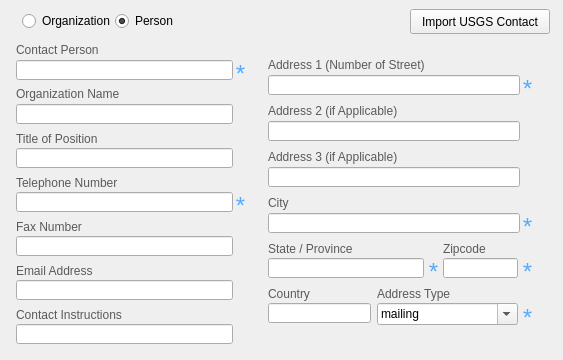
DOI-USGS/fort-pymdwizard, file pymdwizard/gui/ui_files/ContactInfo.ui: the form before one commit.
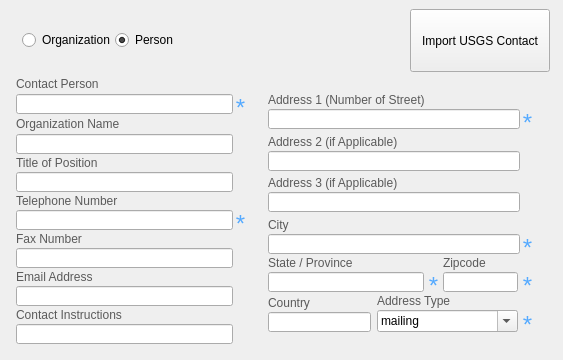
The form after the commit.

Commit message:
Match button text to the Font Size setting and add padding
Buttons had no font rule in the shared stylesheet, so they used the
platform default font or a hard-coded size and ignored the Font Size
setting. Add a QPushButton rule with the same font and size as labels,
plus 4 px vertical and 10 px horizontal padding so the text is not
cramped.

Set 6 px spacing between buttons in the Add/Remove rows so they no
longer touch, and remove the 25 px maximum height on "Import USGS
Contact" so it can fit the larger text.

Patch:
```diff
--- a/pymdwizard/gui/ui_files/ContactInfo.ui
+++ b/pymdwizard/gui/ui_files/ContactInfo.ui
@@ -139,7 +139,7 @@
           <property name="maximumSize">
            <size>
             <width>16777215</width>
-            <height>25</height>
+            <height>16777215</height>
            </size>
           </property>
           <property name="toolTip">
```
The commit also changes 4 other files.
